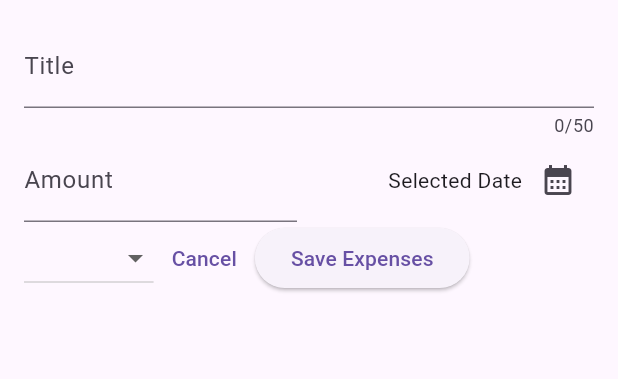
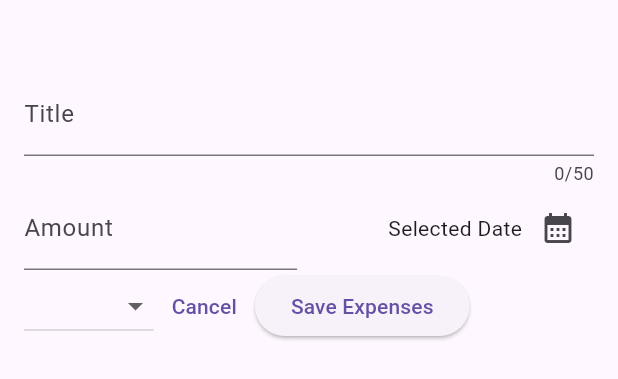
Before and after one commit to aman6750/myFlutterProjects, a Flutter app: the NewExpense widget shown alone on an empty page, opened directly with empty values, on a phone screen of 412 x 824 dp. Shown: the top 379 px of the screen. Run offline on Flutter 3.47's test engine with Material 2 defaults, Android fonts, the phone set to English and light mode, and no system bars; our stand-ins replace google_fonts.

Commit message:
making an expense tracker app

```diff
--- a/expense_tracker/lib/models/expense.dart
+++ b/expense_tracker/lib/models/expense.dart
@@ -6,13 +6,13 @@ final formatter = DateFormat.yMd();
 
 const uuid = Uuid();
 
-enum Categori { food, travel, leisure, work }
+enum Category { food, travel, leisure, work }
 
 const categoryIcons = {
-  Categori.food: Icons.lunch_dining,
-  Categori.travel: Icons.flight_takeoff,
-  Categori.leisure: Icons.movie,
-  Categori.work: Icons.work,
+  Category.food: Icons.lunch_dining,
+  Category.travel: Icons.flight_takeoff,
+  Category.leisure: Icons.movie,
+  Category.work: Icons.work,
 };
 
 class Expense {
@@ -27,7 +27,7 @@ class Expense {
   final String title;
   final double amount;
   final DateTime date;
-  final Categori category;
+  final Category category;
 
   String get formattedDate {
     return formatter.format(date);
--- a/expense_tracker/lib/widgets/new_expense.dart
+++ b/expense_tracker/lib/widgets/new_expense.dart
@@ -16,7 +16,7 @@ class _NewExpenseState extends State<NewExpense> {
   final _titleController = TextEditingController();
   final _amountController = TextEditingController();
   DateTime? _selectedDate;
-  Categori _selectedCategory = Categori.leisure;
+  Category _selectedCategory = Category.leisure;
 
   void _presentDatePicker() async {
     final now = DateTime.now();
@@ -77,7 +77,7 @@ class _NewExpenseState extends State<NewExpense> {
   @override
   Widget build(BuildContext context) {
     return Padding(
-      padding: const EdgeInsets.all(16),
+      padding: const EdgeInsets.fromLTRB(16, 48, 16, 16),
       child: Column(
         children: [
           TextField(
@@ -87,7 +87,6 @@ class _NewExpenseState extends State<NewExpense> {
               label: Text('Title'),
             ),
           ),
-
           Row(
             children: [
               Expanded(
@@ -124,7 +123,7 @@ class _NewExpenseState extends State<NewExpense> {
             children: [
               DropdownButton(
                 value: _selectedCategory,
-                items: Categori.values
+                items: Category.values
                     .map(
                       (category) => DropdownMenuItem(
                         child: Text(
```
Also changed, not shown: expense_tracker/lib/widgets/expenses.dart (+24 -5 lines), expense_tracker/lib/widgets/expenses_list/expenses_list.dart (+8 -4 lines).
